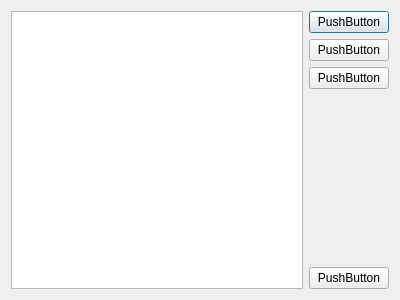
Old version of the form C++/Examples/Foundations Of Qt/02-02_The_header_file_for_the_ListDialog_class/listdialog.ui in the repository apkretov/rpw.
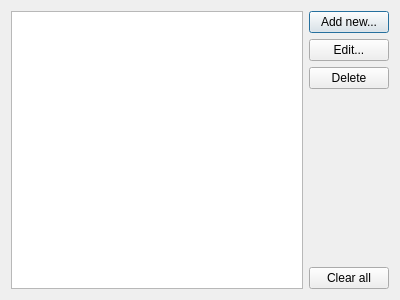
New version of the form.

Diff of the .ui file:
```diff
--- a/C++/Examples/Foundations Of Qt/02-02_The_header_file_for_the_ListDialog_class/listdialog.ui
+++ b/C++/Examples/Foundations Of Qt/02-02_The_header_file_for_the_ListDialog_class/listdialog.ui
@@ -22,21 +22,21 @@
      <item>
       <widget class="QPushButton" name="pushButton">
        <property name="text">
-        <string>PushButton</string>
+        <string>Add new...</string>
        </property>
       </widget>
      </item>
      <item>
       <widget class="QPushButton" name="pushButton_2">
        <property name="text">
-        <string>PushButton</string>
+        <string>Edit...</string>
        </property>
       </widget>
      </item>
      <item>
       <widget class="QPushButton" name="pushButton_3">
        <property name="text">
-        <string>PushButton</string>
+        <string>Delete</string>
        </property>
       </widget>
      </item>
@@ -56,7 +56,7 @@
      <item>
       <widget class="QPushButton" name="pushButton_4">
        <property name="text">
-        <string>PushButton</string>
+        <string>Clear all</string>
        </property>
       </widget>
      </item>
```
Left out of the diff: 12 changed lines with no effect on the pictures.
